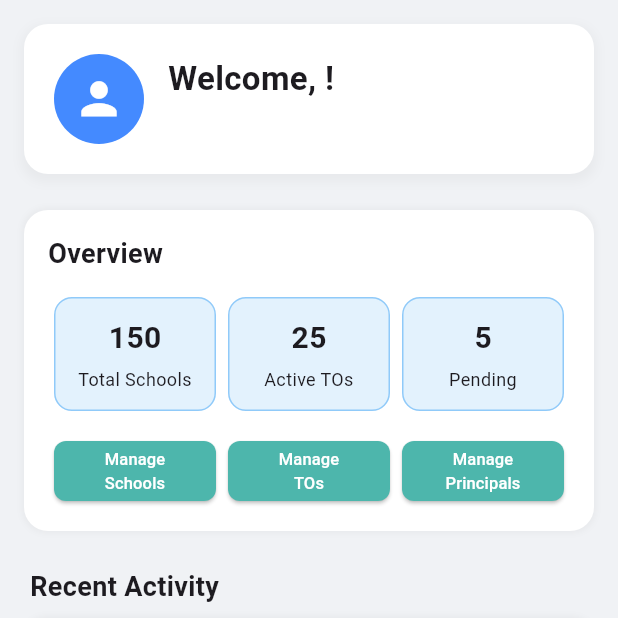
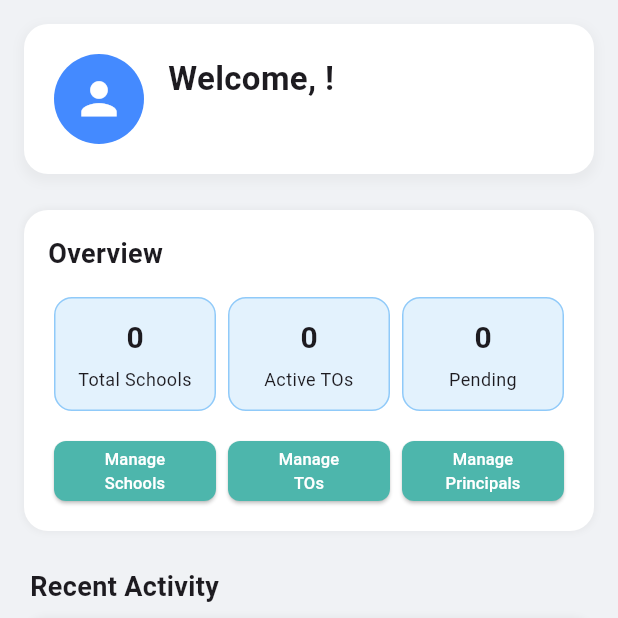
Before and after one commit to IrrigationDepartment/BuildCare, a Flutter app: the DistrictEngDashboard screen opened directly with empty values, on a phone screen of 412 x 824 dp, the top half of it. Run offline on Flutter 3.47's test engine with Material 3 defaults, Android fonts, the phone set to English and light mode, and no system bars; our stand-ins replace cloud_firestore, firebase_auth, firebase_core, image_picker; accounts and stored records are empty; network calls fail.

Commit message:
Update dashboard.dart
Import Firebase connection

```diff
--- a/lib/screens/DistrictEng/dashboard.dart
+++ b/lib/screens/DistrictEng/dashboard.dart
@@ -1,14 +1,10 @@
 import 'package:flutter/material.dart';
-// Existing Import for Technical Officer Management
+import 'package:cloud_firestore/cloud_firestore.dart'; // **Firebase Import**
+
+// Existing Imports
 import 'manage_to_page.dart';
-
-// Import the file containing the Manage Principals page
 import 'manage_principals_page.dart';
-
-// Import the file containing the Manage Schools page
 import 'manage_schools_page.dart';
-
-// Import for the Pending Approvals Page
 import 'pending_approvals_page.dart';
 
 class DistrictEngDashboard extends StatefulWidget {
@@ -23,11 +19,77 @@ class DistrictEngDashboard extends StatefulWidget {
 class _DistrictEngDashboardState extends State<DistrictEngDashboard> {
   int _selectedIndex = 0; // State for BottomNavigationBar
 
+  // State variables for fetched data
+  int _totalSchools = 0;
+  int _activeTOs = 0;
+  int _pendingRequests = 0;
+  bool _isLoading = true; // Loading state
+
+  @override
+  void initState() {
+    super.initState();
+    _fetchOverviewCounts(); // Start fetching data when the widget is created
+  }
+
   void _onItemTapped(int index) {
     setState(() {
       _selectedIndex = index;
     });
     // TODO: Handle navigation for other tabs (Profile, Settings)
+  }
+
+  // **FIRESTORE DATA FETCHING METHOD**
+  Future<void> _fetchOverviewCounts() async {
+    try {
+      // 1. Total Schools Count (Assuming a 'schools' collection)
+      final schoolsSnapshot = await FirebaseFirestore.instance.collection('schools').get();
+      final schoolsCount = schoolsSnapshot.docs.length;
+
+      // 2. Active TOs Count (Assuming a 'users' collection with userType: 'Technical Officer' and status: 'active')
+      final tosSnapshot = await FirebaseFirestore.instance
+          .collection('users')
+          .where('userType', isEqualTo: 'Technical Officer') // Match your Firestore field
+          .where('status', isEqualTo: 'active') // Match your Firestore field
+          .get();
+      final tosCount = tosSnapshot.docs.length;
+
+      // 3. Pending Approvals Count (Assuming a 'approvals' collection with status: 'pending')
+      final pendingSnapshot = await FirebaseFirestore.instance
+          .collection('approvals')
+          .where('status', isEqualTo: 'pending') // Match your Firestore field
+          .get();
+      final pendingCount = pendingSnapshot.docs.length;
+
+
+      // Update the state with the fetched counts
+      if (mounted) {
+        setState(() {
+          _totalSchools = schoolsCount;
+          _activeTOs = tosCount;
+          _pendingRequests = pendingCount;
+          _isLoading = false; // Data fetching complete
+        });
+      }
+    } catch (e) {
+      // Handle any errors during fetching (e.g., logging)
+      print("Error fetching overview counts: $e");
+      // Set counts to 0 and stop loading on error to prevent indefinite spinning
+      if(mounted) {
+        setState(() {
+          _totalSchools = 0;
+          _activeTOs = 0;
+          _pendingRequests = 0;
+          _isLoading = false;
+        });
+      }
+      // Show an error message to the user
+      ScaffoldMessenger.of(context).showSnackBar(
+        SnackBar(
+          content: Text('Failed to load dashboard data. Please check connection. Error: ${e.toString()}'),
+          backgroundColor: Colors.red,
+        ),
+      );
+    }
   }
 
   @override
@@ -81,6 +143,10 @@ class _DistrictEngDashboardState extends State<DistrictEngDashboard> {
   // --- WIDGET BUILDER HELPERS ---
 
   Widget _buildHeader() {
+    // Error Fix Applied: Using '??' for null safety on Map access.
+    final userName = widget.userData['name'] ?? 'User';
+    final userType = widget.userData['userType'] ?? 'District Engineer';
+
     return Container(
       padding: const EdgeInsets.all(20),
       decoration: BoxDecoration(
@@ -107,7 +173,7 @@ class _DistrictEngDashboardState extends State<DistrictEngDashboard> {
             crossAxisAlignment: CrossAxisAlignment.start,
             children: [
               Text(
-                'Welcome, ${widget.userData['name'] ?? 'User'}!',
+                'Welcome, $userName!',
                 style: const TextStyle(
                   fontSize: 22,
                   fontWeight: FontWeight.bold,
@@ -115,7 +181,7 @@ class _DistrictEngDashboardState extends State<DistrictEngDashboard> {
               ),
               const SizedBox(height: 4),
               Text(
-                widget.userData['userType'] ?? 'District Engineer',
+                userType,
                 style: const TextStyle(
                   fontSize: 16,
                   color: Colors.grey,
@@ -129,10 +195,22 @@ class _DistrictEngDashboardState extends State<DistrictEngDashboard> {
   }
 
   Widget _buildOverviewSection() {
-    // TODO: Fetch these counts from Firestore
-    const totalSchools = '150';
-    const activeTOs = '25';
-    const pendingRequests = '5';
+    // Handle loading state
+    if (_isLoading) {
+      return _buildCard(
+        child: const Center(
+          child: Padding(
+            padding: EdgeInsets.all(20.0),
+            child: CircularProgressIndicator(),
+          ),
+        ),
+      );
+    }
+
+    // Use fetched data (already checked for null and initialized to 0)
+    final totalSchools = _totalSchools.toString();
+    final activeTOs = _activeTOs.toString();
+    final pendingRequests = _pendingRequests.toString();
 
     return _buildCard(
       child: Column(
@@ -251,7 +329,7 @@ class _DistrictEngDashboardState extends State<DistrictEngDashboard> {
   }
 
   Widget _buildRecentActivitySection() {
-    // TODO: Fetch this list from Firestore
+    // TODO: Use a StreamBuilder or FutureBuilder here to fetch and display the list from Firestore
     return _buildCard(
       child: Column(
         children: [
@@ -292,7 +370,7 @@ class _DistrictEngDashboardState extends State<DistrictEngDashboard> {
   }
 
   Widget _buildApprovalRequestSection() {
-    // TODO: Fetch this request from Firestore
+    // TODO: Use a StreamBuilder or FutureBuilder here to fetch the latest request from Firestore
     return _buildCard(
       child: Row(
         mainAxisAlignment: MainAxisAlignment.spaceBetween,
```
